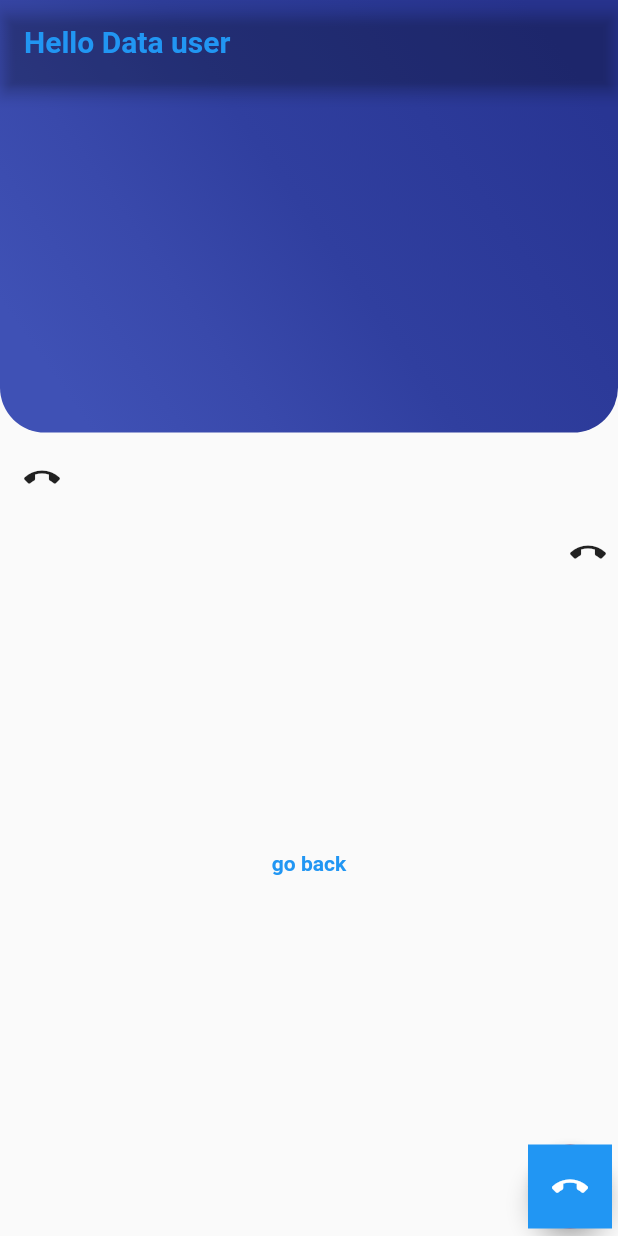
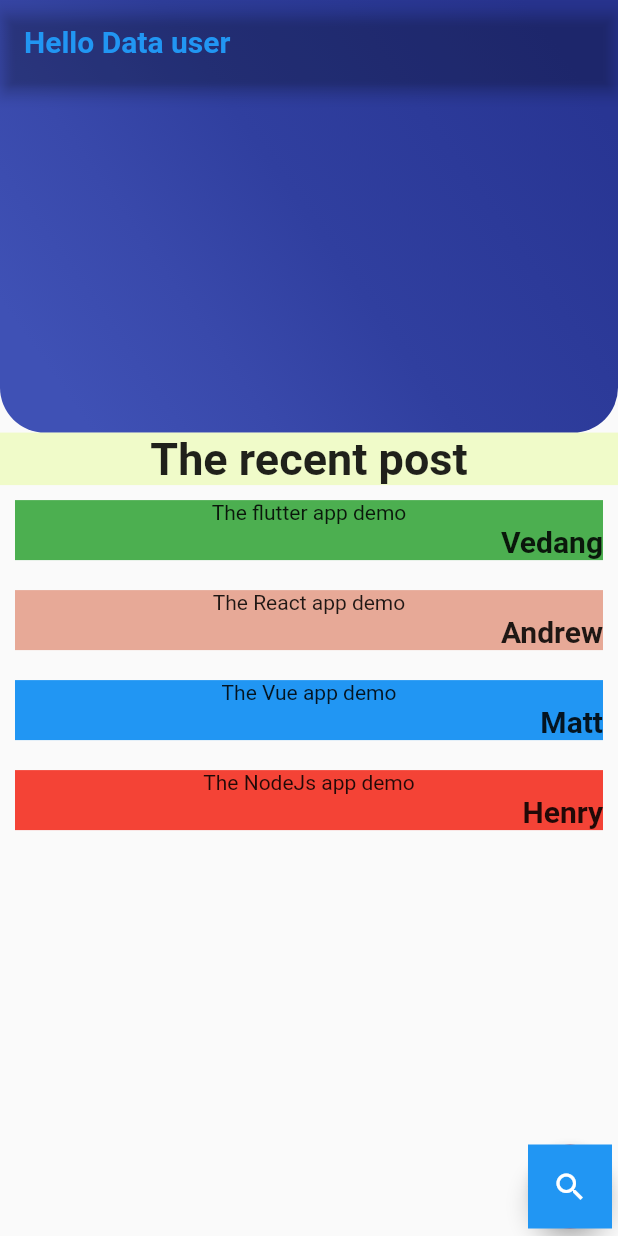
Before and after one commit to hritik5102/flutter, a Flutter app: the Sample widget shown alone on an empty page, opened directly, on a phone screen of 412 x 824 dp. Run offline on Flutter 3.47's test engine with Material 2 defaults, Android fonts, the phone set to English and light mode, and no system bars; Roboto replaces fonts that are missing (cursive).

Commit message:
final changes

```diff
--- a/lib/Sample.dart
+++ b/lib/Sample.dart
@@ -60,37 +60,101 @@ class StackState extends State<Sample> {
             ],
           ),
 //               use of align widget for custom alignment inside the container box of defined height
-          Column(
+
+          Expanded(
+            child: Container(
+              margin: const EdgeInsets.only(bottom: 15),
+              height: MediaQuery.of(context).size.height*3,
+              child: ListView(
+                scrollDirection: Axis.vertical,
                 children: <Widget>[
                   Container(
-                margin: new EdgeInsets.all(8),
-                padding: EdgeInsets.only(left: 8, top: 10),
-                child: Align(
-                  alignment: Alignment.topLeft,
-                  child: Icon(Icons.call_end),
+                    width: 175,
+                    color: Color.fromARGB(50,200,255,1),
+                    child: Center(
+                      child: Text(
+                        "The recent post",
+                        style: TextStyle(
+                          fontSize: 30,
+
+                          fontWeight: FontWeight.bold
+                        ),
+                      ),
                     ),
                   ),
                   Container(
-                margin: new EdgeInsets.all(8),
-                padding: EdgeInsets.only(left: 8, top: 10),
+                    margin: const EdgeInsets.all(10),
+                    height: 40,
+                    width: 175,
+                    color: Colors.green,
                     child: Align(
-                  alignment: Alignment.topRight,
-                  child: Icon(
-                    Icons.call_end,
+                      alignment: Alignment.center,
+                      child: Column(
+                        children: <Widget>[
+                          Text("The flutter app demo"),
+                          Align(
+                            alignment: Alignment.bottomRight,
+                            child: Text("Vedang",style: TextStyle(fontWeight: FontWeight.bold,fontFamily: "cursive",fontSize: 20),),
+                          )
+                        ],
+                      ),
+                    ),
+                  ),
+                  Container(
+                    margin: const EdgeInsets.all(10),
+                    height: 40,
+                    width: 175,
+                    color: Color.fromARGB(101,201,301,1),
+                    child: Align(
+                      alignment: Alignment.center,
+                      child: Column(
+                        children: <Widget>[
+                          Text("The React app demo"),
+                          Align(
+                            alignment: Alignment.bottomRight,
+                            child: Text("Andrew",style: TextStyle(fontWeight: FontWeight.bold,fontFamily: "cursive",fontSize: 20),),
+                          )
+                        ],
+                      ),
+                    ),
+                  ),
+                  Container(
+                    margin: const EdgeInsets.all(10),
+                    height: 40,
+                    width: 175,
+                    color: Colors.blue,
+                    child: Align(
+                      alignment: Alignment.center,
+                      child: Column(
+                        children: <Widget>[
+                          Text("The Vue app demo"),
+                          Align(
+                            alignment: Alignment.bottomRight,
+                            child: Text("Matt",style: TextStyle(fontWeight: FontWeight.bold,fontFamily: "cursive",fontSize: 20),),
+                          )
+                        ],
+                      ),
+                    ),
+                  ),
+                  Container(
+                    margin: const EdgeInsets.all(10),
+                    height: 40,
+                    width: 175,
+                    color: Colors.red,
+                    child: Align(
+                      alignment: Alignment.center,
+                      child: Column(
+                        children: <Widget>[
+                          Text("The NodeJs app demo"),
+                          Align(
+                            alignment: Alignment.bottomRight,
+                            child: Text("Henry",style: TextStyle(fontWeight: FontWeight.bold,fontFamily: "cursive",fontSize: 20),),
+                          )
+                        ],
                       ),
                     ),
                   )
                 ],
-          ),
-
-          Expanded(
-            child: Container(
-              child: Center(
-                child: Text(
-                  "go back",
-                  style: TextStyle(
-                      fontWeight: FontWeight.bold, color: Colors.blue),
-                ),
               ),
             ),
           ),
@@ -106,7 +170,7 @@ class StackState extends State<Sample> {
                     width: MediaQuery.of(context).size.width,
                     child: Align(
                       alignment: Alignment.center,
-                      child: Icon(Icons.call_end),
+                      child: Icon(Icons.search),
                     ),
                   ),
                   onPressed: () {
```
Also changed, not shown: lib/Data.dart (+91 -76 lines), lib/main.dart (+33 -2 lines). Lines whose indentation alone changed are shown as unchanged.
